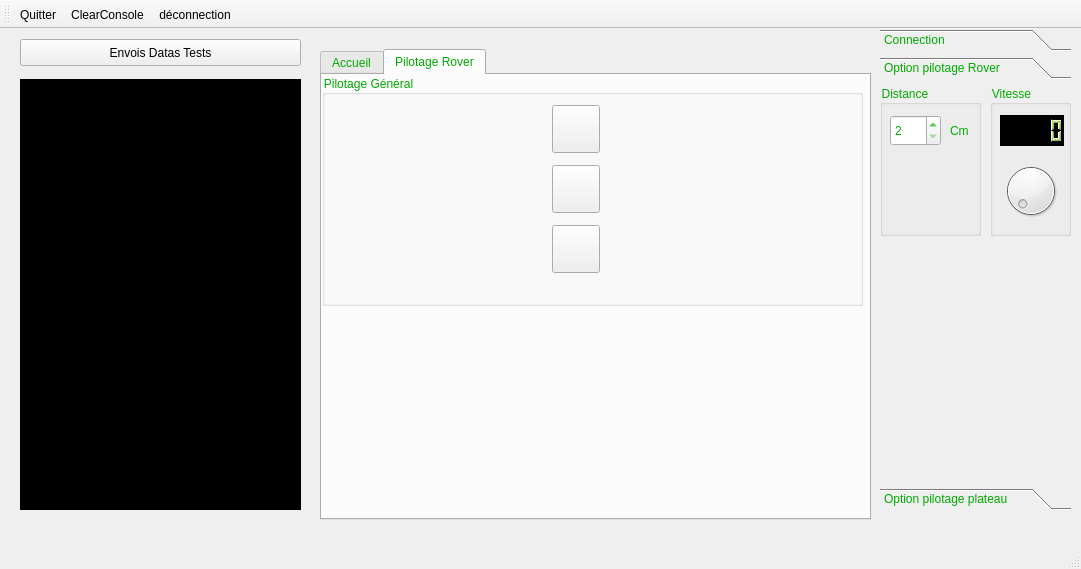
Almisuifre/POSL-ROVER, file Programmations/Qt/Version-1.0.0/Rover-Pilot/mainwindow.ui: the form before one commit.
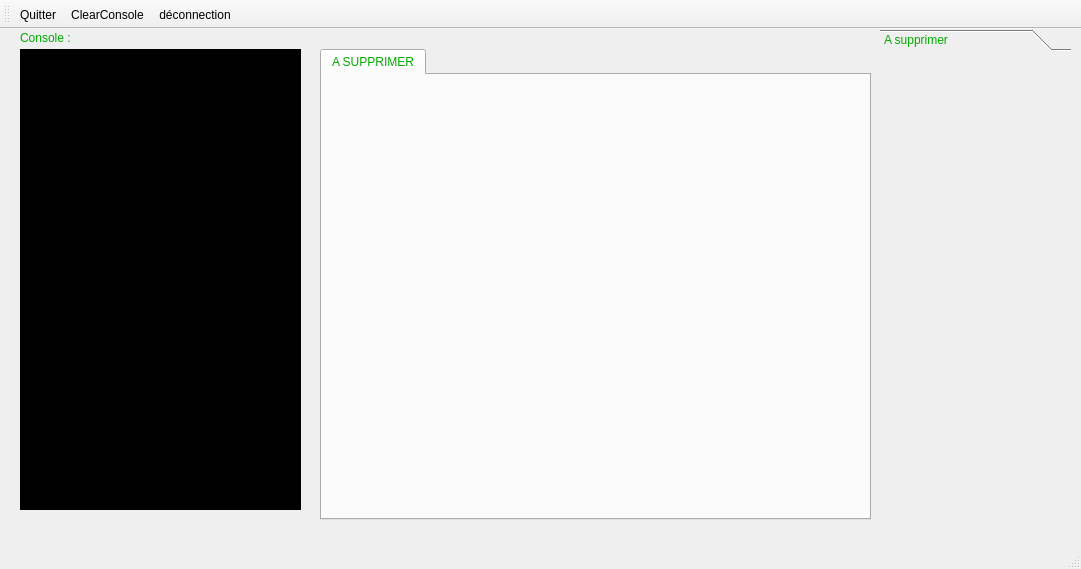
The form after the commit. Icons and pictures are not drawn.

Diff of the .ui file:
```diff
--- a/Programmations/Qt/Version-1.0.0/Rover-Pilot/mainwindow.ui
+++ b/Programmations/Qt/Version-1.0.0/Rover-Pilot/mainwindow.ui
@@ -18,9 +18,9 @@
     <property name="geometry">
      <rect>
       <x>20</x>
-      <y>50</y>
+      <y>20</y>
       <width>281</width>
-      <height>431</height>
+      <height>461</height>
      </rect>
     </property>
     <property name="styleSheet">
@@ -28,19 +28,6 @@
 color: rgb(14, 241, 33);</string>
     </property>
    </widget>
-   <widget class="QPushButton" name="btnDatasTests">
-    <property name="geometry">
-     <rect>
-      <x>20</x>
-      <y>10</y>
-      <width>281</width>
-      <height>27</height>
-     </rect>
-    </property>
-    <property name="text">
-     <string>Envois Datas Tests</string>
-    </property>
-   </widget>
    <widget class="QTabWidget" name="tabCentrale">
     <property name="geometry">
      <rect>
@@ -54,100 +41,13 @@
      <string notr="true">color: rgb(0, 170, 0);</string>
     </property>
     <property name="currentIndex">
-     <number>1</number>
+     <number>0</number>
     </property>
-    <widget class="QWidget" name="tabAccueil">
+    <widget class="QWidget" name="tabVide">
      <attribute name="title">
-      <string>Accueil</string>
+      <string>A SUPPRIMER</string>
      </attribute>
     </widget>
-    <widget class="QWidget" name="tabPilotageRover">
-     <attribute name="title">
-      <string>Pilotage Rover</string>
-     </attribute>
-     <widget class="QGroupBox" name="groupBox">
-      <property name="geometry">
-       <rect>
-        <x>0</x>
-        <y>0</y>
-        <width>541</width>
-        <height>231</height>
-       </rect>
-      </property>
-      <property name="title">
-       <string>Pilotage Général</string>
-      </property>
-      <widget class="QPushButton" name="btnRouesAuCentre">
-       <property name="geometry">
-        <rect>
-         <x>230</x>
-         <y>90</y>
-         <width>48</width>
-         <height>48</height>
-        </rect>
-       </property>
-       <property name="text">
-        <string/>
-       </property>
-       <property name="icon">
-        <iconset resource="ressources.qrc">
-         <normaloff>:/icones/ressources/icones/rc.png</normaloff>:/icones/ressources/icones/rc.png</iconset>
-       </property>
-       <property name="iconSize">
-        <size>
-         <width>48</width>
-         <height>48</height>
-        </size>
-       </property>
-      </widget>
-      <widget class="QPushButton" name="btnAvance">
-       <property name="geometry">
-        <rect>
-         <x>230</x>
-         <y>30</y>
-         <width>48</width>
-         <height>48</height>
-        </rect>
-       </property>
-       <property name="text">
-        <string/>
-       </property>
-       <property name="icon">
-        <iconset resource="ressources.qrc">
-         <normaloff>:/icones/ressources/icones/av.png</normaloff>:/icones/ressources/icones/av.png</iconset>
-       </property>
-       <property name="iconSize">
-        <size>
-         <width>48</width>
-         <height>48</height>
-        </size>
-       </property>
-      </widget>
-      <widget class="QPushButton" name="btnRecule">
-       <property name="geometry">
-        <rect>
-         <x>230</x>
-         <y>150</y>
-         <width>48</width>
-         <height>48</height>
-        </rect>
-       </property>
-       <property name="text">
-        <string/>
-       </property>
-       <property name="icon">
-        <iconset resource="ressources.qrc">
-         <normaloff>:/icones/ressources/icones/ar.png</normaloff>:/icones/ressources/icones/ar.png</iconset>
-       </property>
-       <property name="iconSize">
-        <size>
-         <width>48</width>
-         <height>48</height>
-        </size>
-       </property>
-      </widget>
-     </widget>
-    </widget>
    </widget>
    <widget class="QToolBox" name="tbMenu">
     <property name="enabled">
@@ -168,170 +68,37 @@
      <string notr="true">color: rgb(0, 170, 0);</string>
     </property>
     <property name="currentIndex">
-     <number>1</number>
+     <number>0</number>
     </property>
-    <widget class="QWidget" name="pgeConnexion">
+    <widget class="QWidget" name="pgVide">
      <property name="geometry">
       <rect>
        <x>0</x>
        <y>0</y>
        <width>191</width>
-       <height>388</height>
+       <height>450</height>
       </rect>
      </property>
      <attribute name="label">
-      <string>Connection</string>
+      <string>A supprimer</string>
      </attribute>
-     <widget class="QComboBox" name="cbListeTTY">
-      <property name="geometry">
-       <rect>
-        <x>10</x>
-        <y>0</y>
-        <width>171</width>
-        <height>27</height>
-       </rect>
-      </property>
-     </widget>
-     <widget class="QPushButton" name="btnConnectionPort">
-      <property name="geometry">
-       <rect>
-        <x>10</x>
-        <y>30</y>
-        <width>171</width>
-        <height>31</height>
-       </rect>
-      </property>
-      <property name="text">
-       <string>Connection</string>
-      </property>
-     </widget>
     </widget>
-    <widget class="QWidget" name="pgeOptionPilotageRover">
-     <property name="geometry">
-      <rect>
-       <x>0</x>
-       <y>0</y>
-       <width>191</width>
-       <height>388</height>
-      </rect>
-     </property>
-     <attribute name="label">
-      <string>Option pilotage Rover</string>
-     </attribute>
-     <widget class="QGroupBox" name="groupBox_2">
-      <property name="geometry">
-       <rect>
-        <x>110</x>
-        <y>0</y>
-        <width>81</width>
-        <height>151</height>
-       </rect>
-      </property>
-      <property name="title">
-       <string>Vitesse</string>
-      </property>
-      <widget class="QDial" name="btnSpeed">
-       <property name="geometry">
-        <rect>
-         <x>10</x>
-         <y>70</y>
-         <width>61</width>
-         <height>71</height>
-        </rect>
-       </property>
-       <property name="maximum">
-        <number>255</number>
-       </property>
-       <property name="singleStep">
-        <number>1</number>
-       </property>
-       <property name="value">
-        <number>0</number>
-       </property>
-       <property name="notchTarget">
-        <double>3.700000000000000</double>
-       </property>
-      </widget>
-      <widget class="QLCDNumber" name="lcdSpeed">
-       <property name="geometry">
-        <rect>
-         <x>10</x>
-         <y>30</y>
-         <width>64</width>
-         <height>31</height>
-        </rect>
-       </property>
-       <property name="styleSheet">
-        <string notr="true">background-color: rgb(0, 0, 0);
-color: rgb(170, 255, 0);</string>
-       </property>
-       <property name="smallDecimalPoint">
-        <bool>false</bool>
-       </property>
-       <property name="digitCount">
-        <number>5</number>
-       </property>
-      </widget>
-     </widget>
-     <widget class="QGroupBox" name="groupBox_3">
-      <property name="geometry">
-       <rect>
-        <x>0</x>
-        <y>0</y>
-        <width>101</width>
-        <height>151</height>
-       </rect>
-      </property>
-      <property name="title">
-       <string>Distance</string>
-      </property>
-      <widget class="QSpinBox" name="distanceCm">
-       <property name="geometry">
-        <rect>
-         <x>10</x>
-         <y>30</y>
-         <width>51</width>
-         <height>31</height>
-        </rect>
-       </property>
-       <property name="styleSheet">
-        <string notr="true"/>
-       </property>
-       <property name="minimum">
-        <number>2</number>
-       </property>
-       <property name="maximum">
-        <number>100</number>
-       </property>
-      </widget>
-      <widget class="QLabel" name="label">
-       <property name="geometry">
-        <rect>
-         <x>70</x>
-         <y>30</y>
-         <width>21</width>
-         <height>31</height>
-        </rect>
-       </property>
-       <property name="text">
-        <string>Cm</string>
-       </property>
-      </widget>
-     </widget>
-    </widget>
-    <widget class="QWidget" name="pgeOptionPilotagePlateau">
-     <property name="geometry">
-      <rect>
-       <x>0</x>
-       <y>0</y>
-       <width>191</width>
-       <height>388</height>
-      </rect>
-     </property>
-     <attribute name="label">
-      <string>Option pilotage plateau</string>
-     </attribute>
-    </widget>
+   </widget>
+   <widget class="QLabel" name="label_2">
+    <property name="geometry">
+     <rect>
+      <x>20</x>
+      <y>0</y>
+      <width>281</width>
+      <height>17</height>
+     </rect>
+    </property>
+    <property name="styleSheet">
+     <string notr="true">color: rgb(0, 170, 0);</string>
+    </property>
+    <property name="text">
+     <string>Console :</string>
+    </property>
    </widget>
   </widget>
   <widget class="QMenuBar" name="menuBar">
```
